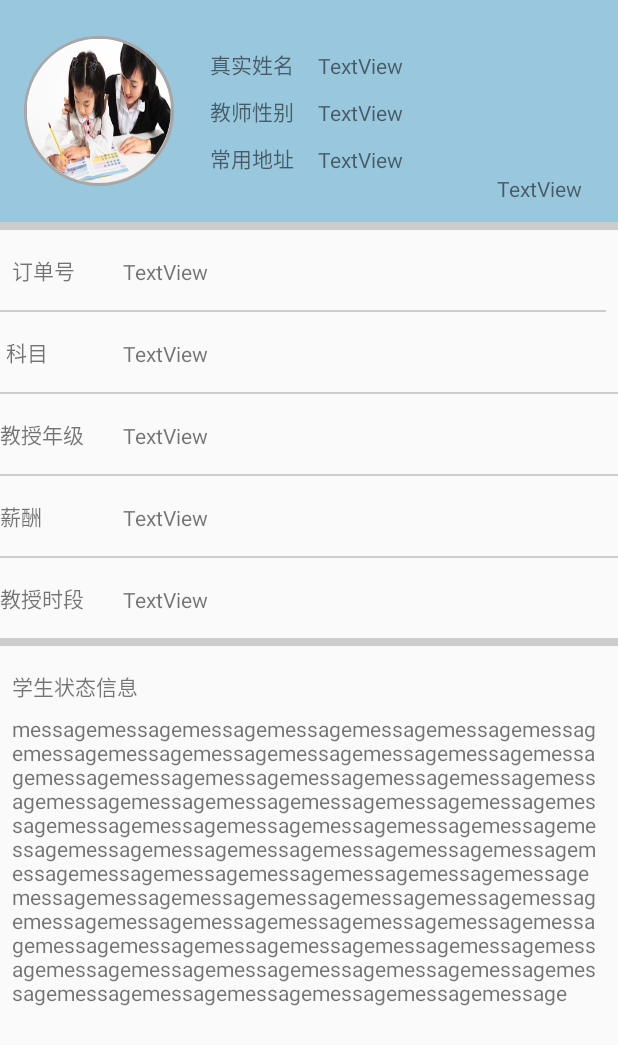
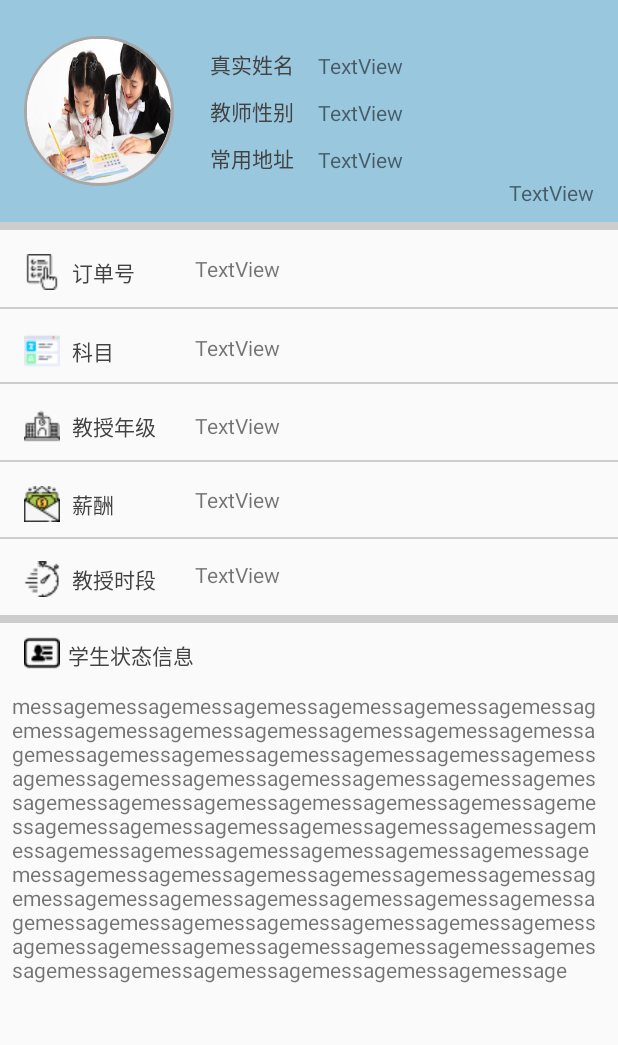
Before and after one commit to jmFang/TutorialApp, an Android app: the OrderActivity screen opened directly, with no data from a screen before it, on a phone screen of 412 x 824 dp. Shown: the top 1045 px of the screen. Run offline under Robolectric (Android 15) with nearby library versions, the phone set to English and light mode, and no system bars.

Commit message:
modify OrderActivity UI with adding some icons befor every item

```diff
--- a/app/src/main/AndroidManifest.xml
+++ b/app/src/main/AndroidManifest.xml
@@ -1,10 +1,6 @@
 <?xml version="1.0" encoding="utf-8"?>
 <manifest xmlns:android="http://schemas.android.com/apk/res/android"
     package="com.example.jiamoufang.tutorialapp">
-
-
-
-
 
     <!-- TODO 1.2、配置IM SDK需要的权限 -->
     <uses-permission android:name="android.permission.INTERNET" />
@@ -82,6 +78,7 @@
         <activity android:name=".ui.activities.PublishPostActivity" />
         <activity android:name=".ui.activities.PostDetailsActivity" />
         <activity android:name=".ui.activities.OrderActivity">
+
         </activity>
     </application>
 
--- a/app/src/main/java/com/example/jiamoufang/tutorialapp/ui/activities/OrderActivity.java
+++ b/app/src/main/java/com/example/jiamoufang/tutorialapp/ui/activities/OrderActivity.java
@@ -1,5 +1,6 @@
 package com.example.jiamoufang.tutorialapp.ui.activities;
 
+import android.content.res.Resources;
 import android.graphics.Bitmap;
 import android.graphics.BitmapFactory;
 import android.graphics.Canvas;
@@ -21,15 +22,15 @@ public class OrderActivity extends AppCompatActivity {
         setContentView(R.layout.activity_order);
 
         //将图片做成Bitmap,并将其制作切割,再设置成订单图片
-        //(此处代码为UI测试所需用到的逻辑,在逻辑开发时可以注解之)
+        //(此处代码为UI测试所需用到的逻辑,在逻辑开发时可以注解之>)
         Bitmap icon = BitmapFactory.decodeResource(getResources(),
                 R.drawable.tutor_pic);
         ImageView img = (ImageView) findViewById(R.id.order_pic);
-        img.setImageDrawable(getRoundedShape(icon));
+        img.setImageDrawable(getRoundedShape(icon, getResources()));
     }
 
-    //该方法将图片切割为圆形
-    public Drawable getRoundedShape(Bitmap scaleBitmapImage) {
+    //该方法将图片切割为圆形(逻辑开发时不要注解此方法)
+    public static Drawable getRoundedShape(Bitmap scaleBitmapImage, Resources resource) {
         // TODO Auto-generated method stub
         int targetWidth = 250;
         int targetHeight = 250;
@@ -51,6 +52,6 @@ public class OrderActivity extends AppCompatActivity {
                         sourceBitmap.getHeight()),
                 new Rect(0, 0, targetWidth,
                         targetHeight), null);
-        return new BitmapDrawable(getResources(), targetBitmap);
+        return new BitmapDrawable(resource, targetBitmap);
     }
 }
--- a/app/src/main/res/layout/activity_order.xml
+++ b/app/src/main/res/layout/activity_order.xml
@@ -4,15 +4,15 @@
     xmlns:tools="http://schemas.android.com/tools"
     android:layout_width="match_parent"
     android:layout_height="match_parent"
-    tools:context="com.example.jiamoufang.tutorialapp.ui.activities.OrderActivity">
+    tools:context="com.example.jiamoufang.tutorialapp.ui.activities.OrderActivity"
+    tools:layout_editor_absoluteY="25dp">
 
     <android.support.constraint.ConstraintLayout
         android:id="@+id/b"
-        android:layout_width="match_parent"
+        android:layout_width="0dp"
         android:layout_height="wrap_content"
         android:background="@color/accent_blue_grey"
         app:layout_constraintEnd_toEndOf="parent"
-        app:layout_constraintHorizontal_bias="0.0"
         app:layout_constraintStart_toStartOf="parent"
         app:layout_constraintTop_toTopOf="parent">
 
@@ -35,6 +35,7 @@
             android:layout_marginStart="24dp"
             android:layout_marginTop="8dp"
             android:text="真实姓名"
+            android:textColor="@color/cardview_dark_background"
             app:layout_constraintStart_toEndOf="@+id/order_pic"
             app:layout_constraintTop_toTopOf="@+id/order_pic" />
 
@@ -45,6 +46,7 @@
             android:layout_marginBottom="8dp"
             android:layout_marginTop="8dp"
             android:text="教师性别"
+            android:textColor="@color/cardview_dark_background"
             app:layout_constraintBottom_toTopOf="@+id/teacher_address"
             app:layout_constraintStart_toStartOf="@+id/teacher_name"
             app:layout_constraintTop_toBottomOf="@+id/teacher_name" />
@@ -55,15 +57,18 @@
             android:layout_height="wrap_content"
             android:layout_marginBottom="8dp"
             android:text="常用地址"
+            android:textColor="@color/cardview_dark_background"
             app:layout_constraintBottom_toBottomOf="@+id/order_pic"
             app:layout_constraintStart_toStartOf="@+id/teacher_gender" />
 
         <TextView
             android:id="@+id/order_home_or_out_text"
             android:layout_width="wrap_content"
-            android:layout_height="wrap_content"
-            android:layout_marginEnd="24dp"
+            android:layout_height="19dp"
+            android:layout_marginBottom="8dp"
+            android:layout_marginEnd="16dp"
             android:text="TextView"
+            app:layout_constraintBottom_toBottomOf="parent"
             app:layout_constraintEnd_toEndOf="parent"
             app:layout_constraintTop_toBottomOf="@+id/teacher_address" />
 
@@ -97,120 +102,204 @@
 
     <View
         android:id="@+id/view"
-        android:layout_width="match_parent"
-        android:layout_height="5dp"
+        android:layout_width="0dp"
+        android:layout_height="0dp"
+        android:layout_marginBottom="16dp"
         android:background="@color/color_bottom_text_normal"
-        app:layout_constraintTop_toBottomOf="@id/b"
-        app:layout_constraintEnd_toEndOf="@id/b"
-        app:layout_constraintStart_toStartOf="@id/b" />
+        app:layout_constraintBottom_toTopOf="@+id/order_number_pic"
+        app:layout_constraintEnd_toEndOf="parent"
+        app:layout_constraintStart_toStartOf="parent"
+        app:layout_constraintTop_toBottomOf="@+id/b" />
+
+    <ImageView
+        android:id="@+id/order_number_pic"
+        android:layout_width="wrap_content"
+        android:layout_height="wrap_content"
+        android:layout_marginStart="16dp"
+        android:layout_marginTop="21dp"
+        android:src="@drawable/order_number_pic"
+        app:layout_constraintStart_toStartOf="parent"
+        app:layout_constraintTop_toBottomOf="@+id/b" />
 
     <TextView
         android:id="@+id/order_number"
         android:layout_width="wrap_content"
         android:layout_height="wrap_content"
         android:layout_marginStart="8dp"
-        android:layout_marginTop="16dp"
         android:text="订单号"
-        app:layout_constraintStart_toStartOf="parent"
-        app:layout_constraintTop_toBottomOf="@+id/view" />
+        android:textColor="@color/cardview_dark_background"
+        app:layout_constraintBottom_toBottomOf="@+id/order_number_pic"
+        app:layout_constraintStart_toEndOf="@+id/order_number_pic"
+        app:layout_constraintTop_toTopOf="@+id/order_number_pic" />
 
     <View
         android:id="@+id/view2"
-        android:layout_width="match_parent"
+        android:layout_width="0dp"
         android:layout_height="1dp"
-        android:layout_marginEnd="8dp"
+        android:layout_marginBottom="35dp"
+        android:layout_marginTop="35dp"
+        android:background="@color/color_bottom_text_normal"
+        app:layout_constraintBottom_toBottomOf="@+id/order_subject_text"
+        app:layout_constraintEnd_toEndOf="parent"
+        app:layout_constraintStart_toStartOf="parent"
+        app:layout_constraintTop_toTopOf="@+id/order_number_pic" />
+
+    <ImageView
+        android:id="@+id/order_subject_pic"
+        android:layout_width="wrap_content"
+        android:layout_height="wrap_content"
+        android:layout_marginStart="16dp"
         android:layout_marginTop="16dp"
-        android:background="@color/color_bottom_text_normal"
-        app:layout_constraintEnd_toEndOf="parent"
-        app:layout_constraintStart_toStartOf="@+id/order_number"
-        app:layout_constraintTop_toBottomOf="@+id/order_number" />
+        android:src="@drawable/order_subject"
+        app:layout_constraintStart_toStartOf="parent"
+        app:layout_constraintTop_toBottomOf="@+id/view2" />
+
 
     <TextView
         android:id="@+id/order_subject"
         android:layout_width="wrap_content"
         android:layout_height="wrap_content"
-        android:layout_marginTop="16dp"
+        android:layout_marginStart="8dp"
         android:text="科目"
-        app:layout_constraintStart_toStartOf="@+id/view2"
-        app:layout_constraintTop_toBottomOf="@+id/view2" />
+        android:textColor="@color/cardview_dark_background"
+        app:layout_constraintBottom_toBottomOf="@+id/order_subject_pic"
+        app:layout_constraintStart_toEndOf="@+id/order_subject_pic"
+        app:layout_constraintTop_toTopOf="@+id/order_subject_pic" />
 
     <View
         android:id="@+id/view3"
-        android:layout_width="match_parent"
+        android:layout_width="0dp"
         android:layout_height="1dp"
-        android:layout_marginTop="16dp"
+        android:layout_marginBottom="51dp"
+        android:layout_marginTop="50dp"
         android:background="@color/color_bottom_text_normal"
-        app:layout_constraintEnd_toEndOf="@+id/view2"
-        app:layout_constraintStart_toStartOf="@+id/order_subject"
-        app:layout_constraintTop_toBottomOf="@+id/order_subject" />
+        app:layout_constraintBottom_toTopOf="@+id/view4"
+        app:layout_constraintEnd_toEndOf="parent"
+        app:layout_constraintStart_toStartOf="parent"
+        app:layout_constraintTop_toTopOf="@+id/view2" />
+
+    <ImageView
+        android:id="@+id/order_grade_pic"
+        android:layout_width="wrap_content"
+        android:layout_height="wrap_content"
+        android:layout_marginStart="16dp"
+        android:layout_marginTop="26dp"
+        android:src="@drawable/order_grade"
+        app:layout_constraintStart_toStartOf="parent"
+        app:layout_constraintTop_toBottomOf="@+id/order_subject_pic" />
 
     <TextView
         android:id="@+id/order_teaching_age"
         android:layout_width="wrap_content"
         android:layout_height="wrap_content"
-        android:layout_marginTop="16dp"
+        android:layout_marginStart="8dp"
         android:text="教授年级"
-        app:layout_constraintStart_toStartOf="@+id/view3"
-        app:layout_constraintTop_toBottomOf="@+id/view3" />
+        android:textColor="@color/cardview_dark_background"
+        app:layout_constraintBottom_toBottomOf="@+id/order_grade_pic"
+        app:layout_constraintEnd_toEndOf="@+id/order_subject"
+        app:layout_constraintStart_toEndOf="@+id/order_subject"
+        app:layout_constraintTop_toTopOf="@+id/order_grade_pic" />
 
     <View
         android:id="@+id/view4"
-        android:layout_width="match_parent"
+        android:layout_width="0dp"
         android:layout_height="1dp"
-        android:layout_marginTop="16dp"
+        android:layout_marginBottom="35dp"
+        android:layout_marginTop="35dp"
         android:background="@color/color_bottom_text_normal"
-        app:layout_constraintEnd_toEndOf="@+id/view3"
-        app:layout_constraintStart_toStartOf="@id/order_teaching_age"
-        app:layout_constraintTop_toBottomOf="@+id/order_teaching_age" />
+        app:layout_constraintBottom_toBottomOf="@+id/order_salary_text"
+        app:layout_constraintEnd_toEndOf="parent"
+        app:layout_constraintStart_toStartOf="parent"
+        app:layout_constraintTop_toTopOf="@+id/order_grade_pic" />
+
+    <ImageView
+        android:id="@+id/order_salary_pic"
+        android:layout_width="wrap_content"
+        android:layout_height="wrap_content"
+        android:layout_marginStart="16dp"
+        android:layout_marginTop="28dp"
+        android:src="@drawable/order_salary"
+        app:layout_constraintStart_toStartOf="parent"
+        app:layout_constraintTop_toBottomOf="@+id/order_grade_pic" />
 
     <TextView
         android:id="@+id/order_salary"
         android:layout_width="wrap_content"
         android:layout_height="wrap_content"
-        android:layout_marginTop="16dp"
+        android:layout_marginStart="8dp"
         android:text="薪酬"
-        app:layout_constraintStart_toStartOf="@+id/view4"
-        app:layout_constraintTop_toBottomOf="@+id/view4" />
+        android:textColor="@color/cardview_dark_background"
+        app:layout_constraintBottom_toBottomOf="@+id/order_salary_pic"
+        app:layout_constraintStart_toEndOf="@+id/order_salary_pic"
+        app:layout_constraintTop_toTopOf="@+id/order_salary_pic" />
 
     <View
         android:id="@+id/view5"
-        android:layout_width="match_parent"
+        android:layout_width="0dp"
         android:layout_height="1dp"
-        android:layout_marginTop="16dp"
+        android:layout_marginBottom="34dp"
+        android:layout_marginTop="34dp"
         android:background="@color/color_bottom_text_normal"
-        app:layout_constraintEnd_toEndOf="@+id/view3"
-        app:layout_constraintStart_toStartOf="@id/order_salary"
-        app:layout_constraintTop_toBottomOf="@+id/order_salary" />
+        app:layout_constraintBottom_toBottomOf="@+id/order_teaching_period_text"
+        app:layout_constraintEnd_toEndOf="parent"
+        app:layout_constraintStart_toStartOf="parent"
+        app:layout_constraintTop_toTopOf="@+id/order_salary_pic" />
+
+    <ImageView
+        android:id="@+id/imageView2"
+        android:layout_width="wrap_content"
+        android:layout_height="wrap_content"
+        android:layout_marginStart="16dp"
+        android:layout_marginTop="26dp"
+        android:src="@drawable/order_time"
+        app:layout_constraintStart_toStartOf="parent"
+        app:layout_constraintTop_toBottomOf="@+id/order_salary_pic" />
 
     <TextView
         android:id="@+id/order_teaching_period"
         android:layout_width="wrap_content"
         android:layout_height="wrap_content"
-        android:layout_marginTop="16dp"
+        android:layout_marginStart="8dp"
         android:text="教授时段"
-        app:layout_constraintStart_toStartOf="@+id/view5"
-        app:layout_constraintTop_toBottomOf="@+id/view5" />
+        android:textColor="@color/cardview_dark_background"
+        app:layout_constraintBottom_toBottomOf="@+id/imageView2"
+        app:layout_constraintEnd_toEndOf="@+id/order_salary"
+        app:layout_constraintStart_toEndOf="@+id/order_salary"
+        app:layout_constraintTop_toTopOf="@+id/imageView2" />
 
     <View
         android:id="@+id/view6"
-        android:layout_width="match_parent"
+        android:layout_width="0dp"
         android:layout_height="5dp"
-        android:layout_marginTop="16dp"
+        android:layout_marginBottom="11dp"
+        android:layout_marginTop="12dp"
         android:background="@color/color_bottom_text_normal"
+        app:layout_constraintBottom_toTopOf="@+id/text"
         app:layout_constraintEnd_toEndOf="parent"
-        app:layout_constraintHorizontal_bias="0.0"
         app:layout_constraintStart_toStartOf="parent"
-        app:layout_constraintTop_toBottomOf="@+id/order_teaching_period" />
+        app:layout_constraintTop_toBottomOf="@+id/imageView2" />
+
+    <ImageView
+        android:id="@+id/order_info_pic"
+        android:layout_width="wrap_content"
+        android:layout_height="wrap_content"
+        android:layout_marginTop="8dp"
+        android:src="@drawable/order_info"
+        app:layout_constraintStart_toStartOf="@+id/imageView2"
+        app:layout_constraintTop_toBottomOf="@+id/view6" />
 
     <TextView
         android:id="@+id/text"
         android:layout_width="wrap_content"
         android:layout_height="wrap_content"
-        android:layout_marginStart="8dp"
-        android:layout_marginTop="16dp"
+        android:layout_marginEnd="6dp"
+        android:layout_marginStart="10dp"
+        android:layout_marginTop="28dp"
         android:text="学生状态信息"
-        app:layout_constraintStart_toStartOf="parent"
-        app:layout_constraintTop_toBottomOf="@+id/view6" />
+        android:textColor="@color/cardview_dark_background"
+        app:layout_constraintEnd_toStartOf="@+id/order_teaching_period_text"
+        app:layout_constraintStart_toEndOf="@+id/imageView2"
+        app:layout_constraintTop_toBottomOf="@+id/imageView2" />
 
     <ScrollView
         android:id="@+id/scrollView"
@@ -218,10 +307,11 @@
         android:layout_height="0dp"
         android:layout_marginBottom="8dp"
         android:layout_marginEnd="8dp"
-        android:layout_marginTop="8dp"
+        android:layout_marginStart="8dp"
+        android:layout_marginTop="13dp"
         app:layout_constraintBottom_toBottomOf="parent"
         app:layout_constraintEnd_toEndOf="parent"
-        app:layout_constraintStart_toStartOf="@+id/text"
+        app:layout_constraintStart_toStartOf="parent"
         app:layout_constraintTop_toBottomOf="@+id/text">
 
         <LinearLayout
@@ -241,41 +331,46 @@
         android:id="@+id/order_number_text"
         android:layout_width="wrap_content"
         android:layout_height="wrap_content"
-        android:layout_marginStart="32dp"
+        android:layout_marginStart="40dp"
+        android:layout_marginTop="16dp"
         android:text="TextView"
-        app:layout_constraintBottom_toBottomOf="@+id/order_number"
-        app:layout_constraintStart_toEndOf="@+id/order_number" />
+        app:layout_constraintStart_toEndOf="@+id/order_number"
+        app:layout_constraintTop_toBottomOf="@+id/view" />
 
     <TextView
         android:id="@+id/order_subject_text"
         android:layout_width="wrap_content"
         android:layout_height="wrap_content"
+        android:layout_marginTop="33dp"
         android:text="TextView"
-        app:layout_constraintBottom_toBottomOf="@+id/order_subject"
-        app:layout_constraintStart_toStartOf="@+id/order_number_text" />
+        app:layout_constraintStart_toStartOf="@+id/order_number_text"
+        app:layout_constraintTop_toBottomOf="@+id/order_number_text" />
 
     <TextView
         android:id="@+id/order_teaching_age_text"
         android:layout_width="wrap_content"
         android:layout_height="wrap_content"
+        android:layout_marginBottom="13dp"
         android:text="TextView"
-        app:layout_constraintBottom_toBottomOf="@+id/order_teaching_age"
+        app:layout_constraintBottom_toTopOf="@+id/view4"
         app:layout_constraintStart_toStartOf="@+id/order_subject_text" />
 
     <TextView
         android:id="@+id/order_salary_text"
         android:layout_width="wrap_content"
         android:layout_height="wrap_content"
+        android:layout_marginBottom="15dp"
         android:text="TextView"
-        app:layout_constraintBottom_toBottomOf="@+id/order_salary"
+        app:layout_constraintBottom_toTopOf="@+id/view5"
         app:layout_constraintStart_toStartOf="@+id/order_teaching_age_text" />
 
     <TextView
         android:id="@+id/order_teaching_period_text"
         android:layout_width="wrap_content"
         android:layout_height="wrap_content"
+        android:layout_marginBottom="17dp"
         android:text="TextView"
-        app:layout_constraintBottom_toBottomOf="@+id/order_teaching_period"
+        app:layout_constraintBottom_toTopOf="@+id/view6"
         app:layout_constraintStart_toStartOf="@+id/order_salary_text" />
 
 
```
Also changed, not shown: app/src/main/res/drawable/order_grade.png (added), app/src/main/res/drawable/order_info.png (added), app/src/main/res/drawable/order_number_pic.png (added), app/src/main/res/drawable/order_salary.png (added), app/src/main/res/drawable/order_subject.png (added), app/src/main/res/drawable/order_time.png (added).
